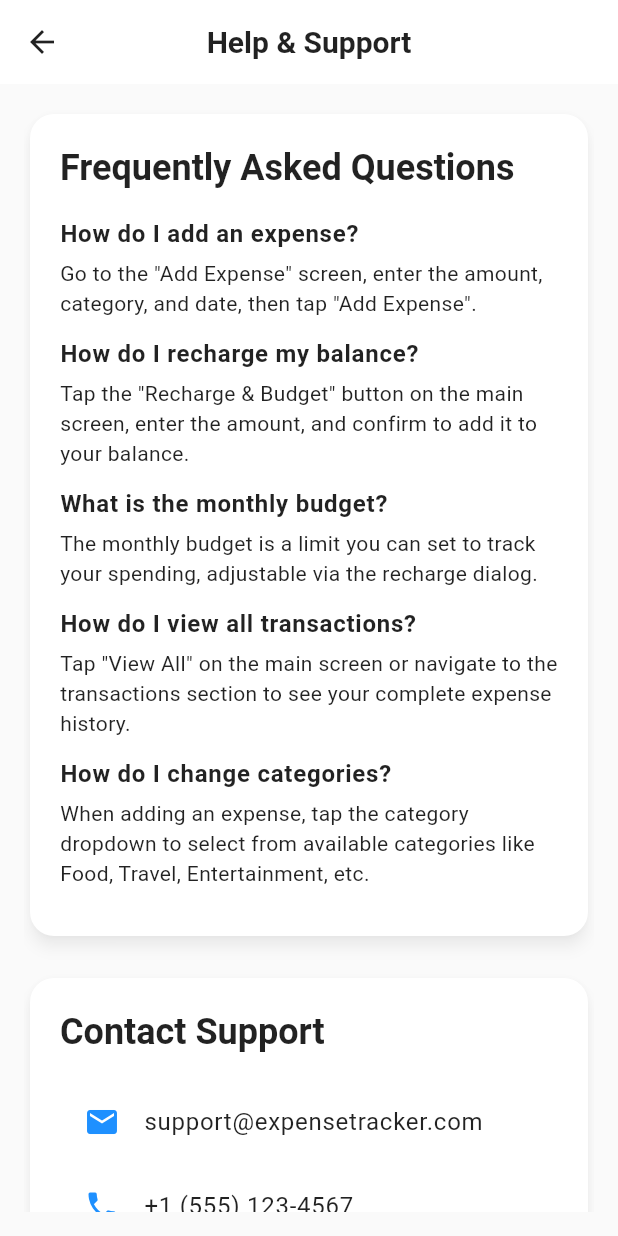
After one commit to Anonymousbeliever/expense_tracker, a Flutter app: the SettingsScreen screen opened directly, after a tap on "Help & Support", on a phone screen of 412 x 824 dp. The commit adds this screen. Run offline on Flutter 3.47's test engine with Material 3 defaults, Android fonts, the phone set to English and light mode, and no system bars; our stand-ins replace cloud_firestore, firebase_auth, firebase_core, fl_chart, permission_handler, shared_preferences; missing offline and left inert: dart:html; accounts and stored records are empty.

Commit message:
added help support screen and logic

```diff
--- a/lib/screens/auth/views/settings_screen.dart
+++ b/lib/screens/auth/views/settings_screen.dart
@@ -3,6 +3,7 @@ import 'package:flutter/cupertino.dart';
 import 'package:provider/provider.dart';
 import 'package:expense_tracker/services/firebase_auth_service.dart';
 import 'package:expense_tracker/data/theme_provider.dart';
+import 'package:expense_tracker/screens/help_support/help_support.dart';
 import 'forgot_password_screen.dart';
 
 class SettingsScreen extends StatelessWidget {
@@ -151,6 +152,31 @@ class SettingsScreen extends StatelessWidget {
                       borderRadius: BorderRadius.circular(8),
                     ),
                     child: Icon(
+                      CupertinoIcons.question_circle,
+                      color: Theme.of(context).colorScheme.onTertiaryContainer,
+                    ),
+                  ),
+                  title: const Text('Help & Support'),
+                  subtitle: const Text('Get help and contact support'),
+                  onTap: () {
+                    Navigator.push(
+                      context,
+                      MaterialPageRoute(builder: (_) => const HelpSupportScreen()),
+                    );
+                  },
+                ),
+                Divider(
+                  height: 1,
+                  color: Theme.of(context).colorScheme.outlineVariant,
+                ),
+                ListTile(
+                  leading: Container(
+                    padding: const EdgeInsets.all(8),
+                    decoration: BoxDecoration(
+                      color: Theme.of(context).colorScheme.tertiaryContainer,
+                      borderRadius: BorderRadius.circular(8),
+                    ),
+                    child: Icon(
                       CupertinoIcons.heart_fill,
                       color: Theme.of(context).colorScheme.onTertiaryContainer,
                     ),
--- /dev/null
+++ b/lib/screens/help_support/help_support.dart
@@ -0,0 +1 @@
+export 'help_support_screen.dart';
--- /dev/null
+++ b/lib/screens/help_support/help_support_screen.dart
@@ -0,0 +1,222 @@
+import 'package:flutter/material.dart';
+
+class HelpSupportScreen extends StatelessWidget {
+  const HelpSupportScreen({super.key});
+
+  @override
+  Widget build(BuildContext context) {
+    return Scaffold(
+      backgroundColor: Theme.of(context).colorScheme.background,
+      appBar: AppBar(
+        backgroundColor: Theme.of(context).colorScheme.surface,
+        foregroundColor: Theme.of(context).colorScheme.onSurface,
+        elevation: 0,
+        title: Text('Help & Support', style: Theme.of(context).textTheme.titleLarge),
+        centerTitle: true,
+      ),
+      body: SafeArea(
+        child: Padding(
+          padding: const EdgeInsets.all(16.0),
+          child: SingleChildScrollView(
+            child: Column(
+              crossAxisAlignment: CrossAxisAlignment.start,
+              children: [
+                Card(
+                  color: Theme.of(context).colorScheme.surface,
+                  elevation: 4,
+                  shape: RoundedRectangleBorder(
+                    borderRadius: BorderRadius.circular(16),
+                  ),
+                  shadowColor: Theme.of(context).colorScheme.shadow.withOpacity(0.3),
+                  child: Padding(
+                    padding: const EdgeInsets.all(20.0),
+                    child: Column(
+                      crossAxisAlignment: CrossAxisAlignment.start,
+                      children: [
+                        Text(
+                          'Frequently Asked Questions',
+                          style: Theme.of(context).textTheme.headlineSmall?.copyWith(
+                                fontWeight: FontWeight.bold,
+                                color: Theme.of(context).colorScheme.onBackground,
+                              ),
+                        ),
+                        const SizedBox(height: 16),
+                        _buildFAQItem(
+                          context,
+                          'How do I add an expense?',
+                          'Go to the "Add Expense" screen, enter the amount, category, and date, then tap "Add Expense".',
+                        ),
+                        _buildFAQItem(
+                          context,
+                          'How do I recharge my balance?',
+                          'Tap the "Recharge & Budget" button on the main screen, enter the amount, and confirm to add it to your balance.',
+                        ),
+                        _buildFAQItem(
+                          context,
+                          'What is the monthly budget?',
+                          'The monthly budget is a limit you can set to track your spending, adjustable via the recharge dialog.',
+                        ),
+                        _buildFAQItem(
+                          context,
+                          'How do I view all transactions?',
+                          'Tap "View All" on the main screen or navigate to the transactions section to see your complete expense history.',
+                        ),
+                        _buildFAQItem(
+                          context,
+                          'How do I change categories?',
+                          'When adding an expense, tap the category dropdown to select from available categories like Food, Travel, Entertainment, etc.',
+                        ),
+                      ],
+                    ),
+                  ),
+                ),
+                const SizedBox(height: 20),
+                Card(
+                  color: Theme.of(context).colorScheme.surface,
+                  elevation: 4,
+                  shape: RoundedRectangleBorder(
+                    borderRadius: BorderRadius.circular(16),
+                  ),
+                  shadowColor: Theme.of(context).colorScheme.shadow.withOpacity(0.3),
+                  child: Padding(
+                    padding: const EdgeInsets.all(20.0),
+                    child: Column(
+                      crossAxisAlignment: CrossAxisAlignment.start,
+                      children: [
+                        Text(
+                          'Contact Support',
+                          style: Theme.of(context).textTheme.headlineSmall?.copyWith(
+                                fontWeight: FontWeight.bold,
+                                color: Theme.of(context).colorScheme.onBackground,
+                              ),
+                        ),
+                        const SizedBox(height: 16),
+                        ListTile(
+                          leading: Icon(Icons.email, color: Theme.of(context).colorScheme.primary),
+                          title: Text(
+                            'support@expensetracker.com',
+                            style: Theme.of(context).textTheme.bodyLarge?.copyWith(
+                                  color: Theme.of(context).colorScheme.onSurface,
+                                ),
+                          ),
+                          onTap: () {
+                            // Handle email intent (placeholder)
+                            ScaffoldMessenger.of(context).showSnackBar(
+                              const SnackBar(content: Text('Opening email client...')),
+                            );
+                          },
+                        ),
+                        ListTile(
+                          leading: Icon(Icons.phone, color: Theme.of(context).colorScheme.primary),
+                          title: Text(
+                            '+1 (555) 123-4567',
+                            style: Theme.of(context).textTheme.bodyLarge?.copyWith(
+                                  color: Theme.of(context).colorScheme.onSurface,
+                                ),
+                          ),
+                          onTap: () {
+                            // Handle phone intent (placeholder)
+                            ScaffoldMessenger.of(context).showSnackBar(
+                              const SnackBar(content: Text('Opening phone app...')),
+                            );
+                          },
+                        ),
+                        const SizedBox(height: 8),
+                        Text(
+                          'Contact us for assistance with any issues or questions. We typically respond within 24 hours.',
+                          style: Theme.of(context).textTheme.bodyMedium?.copyWith(
+                                color: Theme.of(context).colorScheme.onSurfaceVariant,
+                              ),
+                        ),
+                      ],
+                    ),
+                  ),
+                ),
+                const SizedBox(height: 20),
+                Card(
+                  color: Theme.of(context).colorScheme.surface,
+                  elevation: 4,
+                  shape: RoundedRectangleBorder(
+                    borderRadius: BorderRadius.circular(16),
+                  ),
+                  shadowColor: Theme.of(context).colorScheme.shadow.withOpacity(0.3),
+                  child: Padding(
+                    padding: const EdgeInsets.all(20.0),
+                    child: Column(
+                      crossAxisAlignment: CrossAxisAlignment.start,
+                      children: [
+                        Text(
+                          'App Information',
+                          style: Theme.of(context).textTheme.headlineSmall?.copyWith(
+                                fontWeight: FontWeight.bold,
+                                color: Theme.of(context).colorScheme.onBackground,
+                              ),
+                        ),
+                        const SizedBox(height: 16),
+                        Row(
+                          children: [
+                            Icon(Icons.info, color: Theme.of(context).colorScheme.primary, size: 20),
+                            const SizedBox(width: 8),
+                            Text(
+                              'Version: 1.0.0',
+                              style: Theme.of(context).textTheme.bodyLarge?.copyWith(
+                                    color: Theme.of(context).colorScheme.onSurface,
+                                  ),
+                            ),
+                          ],
+                        ),
+                        const SizedBox(height: 8),
+                        Row(
+                          children: [
+                            Icon(Icons.update, color: Theme.of(context).colorScheme.primary, size: 20),
+                            const SizedBox(width: 8),
+                            Text(
+                              'Last updated: September 24, 2025',
+                              style: Theme.of(context).textTheme.bodyMedium?.copyWith(
+                                    color: Theme.of(context).colorScheme.onSurfaceVariant,
+                                  ),
+                            ),
+                          ],
+                        ),
+                        const SizedBox(height: 12),
+                        Text(
+                          'Built with Flutter • Firebase Backend',
+                          style: Theme.of(context).textTheme.bodySmall?.copyWith(
+                                color: Theme.of(context).colorScheme.onSurfaceVariant,
+                              ),
+                        ),
+                      ],
+                    ),
+                  ),
+                ),
+              ],
+            ),
+          ),
+        ),
+      ),
+    );
+  }
+
+  Widget _buildFAQItem(BuildContext context, String question, String answer) {
+    return Column(
+      crossAxisAlignment: CrossAxisAlignment.start,
+      children: [
+        Text(
+          question,
+          style: Theme.of(context).textTheme.bodyLarge?.copyWith(
+                fontWeight: FontWeight.w600,
+                color: Theme.of(context).colorScheme.onSurface,
+              ),
+        ),
+        const SizedBox(height: 4),
+        Text(
+          answer,
+          style: Theme.of(context).textTheme.bodyMedium?.copyWith(
+                color: Theme.of(context).colorScheme.onSurfaceVariant,
+              ),
+        ),
+        const SizedBox(height: 12),
+      ],
+    );
+  }
+}
--- a/lib/screens/home/views/main_screen.dart
+++ b/lib/screens/home/views/main_screen.dart
@@ -2,6 +2,7 @@ import 'package:expense_tracker/data/data.dart';
 import 'package:expense_tracker/widgets/widgets.dart';
 import 'package:expense_tracker/screens/auth/auth.dart';
 import 'package:expense_tracker/screens/transactions/transactions.dart';
+import 'package:expense_tracker/screens/help_support/help_support.dart';
 import 'package:expense_tracker/services/firebase_auth_service.dart';
 import 'package:expense_tracker/providers/firebase_expenses_provider.dart';
 import 'package:expense_tracker/providers/budget_provider.dart';
@@ -96,6 +97,11 @@ class MainScreen extends StatelessWidget {
                               context,
                               MaterialPageRoute(builder: (_) => const SettingsScreen()),
                             );
+                          } else if (value == 'help') {
+                            Navigator.push(
+                              context,
+                              MaterialPageRoute(builder: (_) => const HelpSupportScreen()),
+                            );
                           }
                         },
                         icon: Icon(CupertinoIcons.settings),
@@ -138,6 +144,16 @@ class MainScreen extends StatelessWidget {
                                 Icon(CupertinoIcons.settings, size: 16),
                                 SizedBox(width: 8),
                                 Text('Settings'),
+                              ],
+                            ),
+                          ),
+                          PopupMenuItem<String>(
+                            value: 'help',
+                            child: Row(
+                              children: [
+                                Icon(CupertinoIcons.question_circle, size: 16),
+                                SizedBox(width: 8),
+                                Text('Help & Support'),
                               ],
                             ),
                           ),
--- a/lib/screens/screens.dart
+++ b/lib/screens/screens.dart
@@ -4,3 +4,4 @@ export 'home/home.dart';
 export 'add_expense/add_expense.dart';
 export 'stats/stats_barrel.dart';
 export 'transactions/transactions.dart';
+export 'help_support/help_support.dart';
```
